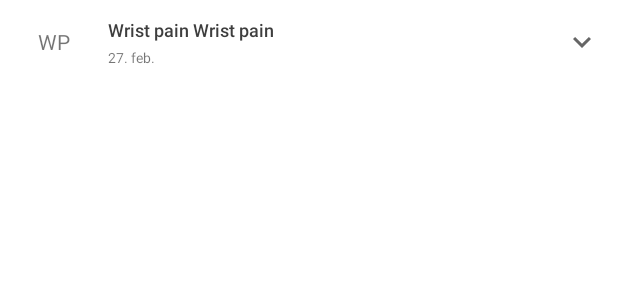
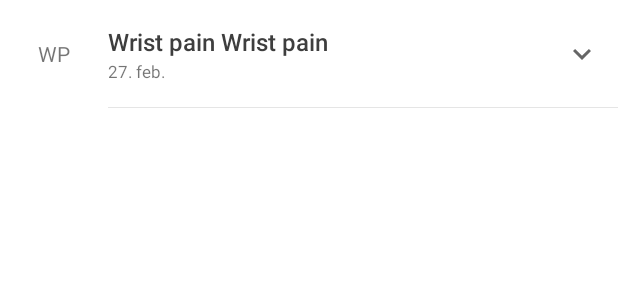
Before and after one commit to FrederikBuur/my-health-tracker-android, an Android app: the layout item_event.xml on its own in the app's theme, with its tools: preview values and no code run, on a phone screen of 412 x 824 dp. Shown: the top 300 px of the screen. Run offline under Robolectric (Android 15) with nearby library versions, the phone set to English and light mode, and no system bars.

Commit message:
event item UI updates

```diff
--- a/app/src/main/res/layout/item_event.xml
+++ b/app/src/main/res/layout/item_event.xml
@@ -10,8 +10,8 @@
         android:layout_width="40dp"
         android:layout_height="40dp"
         android:layout_marginStart="16dp"
-        android:layout_marginTop="8dp"
-        android:layout_marginBottom="8dp"
+        android:layout_marginTop="16dp"
+        android:layout_marginBottom="16dp"
         app:cardCornerRadius="20dp"
         app:cardElevation="0dp"
         app:layout_constraintBottom_toBottomOf="parent"
@@ -35,12 +35,12 @@
         android:layout_width="0dp"
         android:layout_height="wrap_content"
         android:layout_marginStart="16dp"
-        android:layout_marginEnd="12dp"
+        android:layout_marginEnd="16dp"
         android:ellipsize="end"
         android:fontFamily="sans-serif-medium"
         android:maxLines="1"
         android:textColor="@color/text_primary_onwhite"
-        android:textSize="12sp"
+        android:textSize="16sp"
         app:layout_constraintBottom_toTopOf="@id/eventDate"
         app:layout_constraintEnd_toStartOf="@id/expandArrow"
         app:layout_constraintHorizontal_bias="0"
@@ -53,7 +53,7 @@
         android:layout_width="wrap_content"
         android:layout_height="wrap_content"
         android:layout_marginStart="16dp"
-        android:textSize="9sp"
+        android:textSize="11sp"
         app:layout_constraintBottom_toBottomOf="@id/eventIcon"
         app:layout_constraintStart_toEndOf="@id/eventIcon"
         app:layout_constraintTop_toBottomOf="@id/eventName"
@@ -79,13 +79,14 @@
         app:layout_constraintStart_toStartOf="parent"
         app:layout_constraintTop_toBottomOf="@id/eventIcon" />
 
-    <!--    <View-->
-    <!--        android:layout_width="match_parent"-->
-    <!--        android:layout_height="0.5dp"-->
-    <!--        android:alpha="0.1"-->
-    <!--        android:background="#000000"-->
-    <!--        app:layout_constraintBottom_toBottomOf="parent"-->
-    <!--        app:layout_constraintEnd_toEndOf="parent"-->
-    <!--        app:layout_constraintStart_toStartOf="parent" />-->
+    <View
+        android:layout_width="0dp"
+        android:layout_height="0.5dp"
+        android:layout_marginStart="16dp"
+        android:alpha="0.1"
+        android:background="#000000"
+        app:layout_constraintBottom_toBottomOf="parent"
+        app:layout_constraintEnd_toEndOf="parent"
+        app:layout_constraintStart_toEndOf="@id/eventIcon" />
 
 </androidx.constraintlayout.widget.ConstraintLayout>
```
